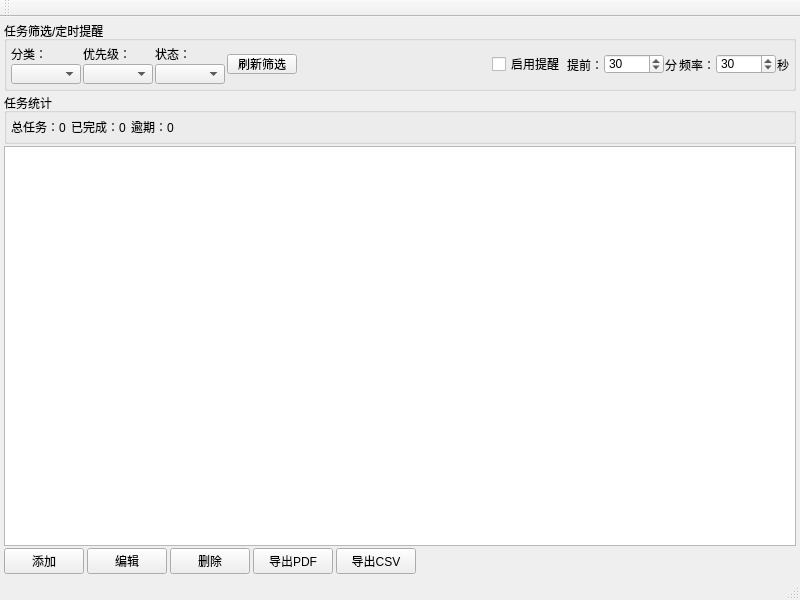
First picture: the form in mainwindow.ui, repository hewenfei18/TaskManager, before the edit.
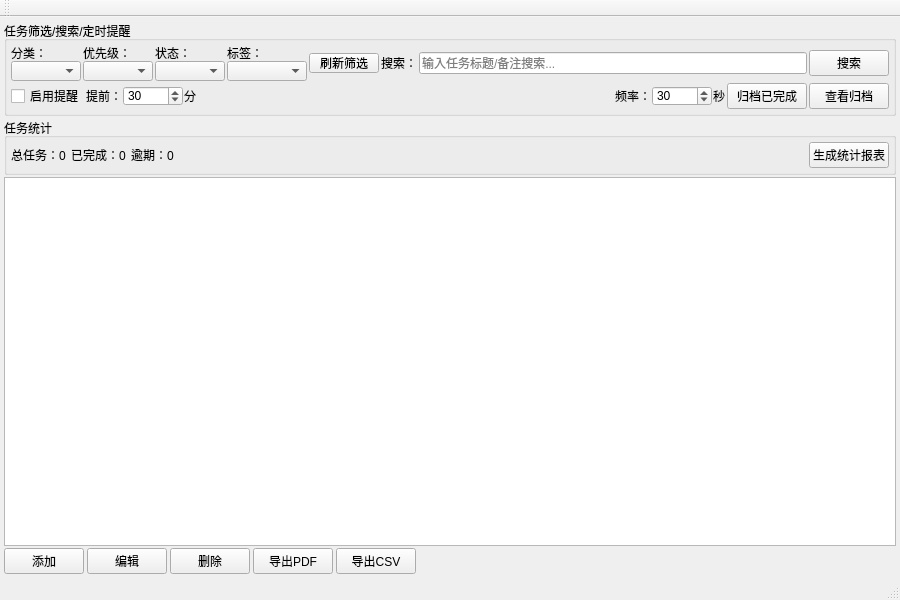
Second picture: the form after the edit.

```diff
--- a/mainwindow.ui
+++ b/mainwindow.ui
@@ -6,7 +6,7 @@
    <rect>
     <x>0</x>
     <y>0</y>
-    <width>800</width>
+    <width>900</width>
     <height>600</height>
    </rect>
   </property>
@@ -19,15 +19,17 @@
      <!-- 筛选+定时提醒（修复宽度不足，显示完整数字） -->
      <widget class="QGroupBox" name="groupBoxFilter">
       <property name="title">
-       <string>任务筛选/定时提醒</string>
+       <string>任务筛选/搜索/定时提醒</string>
       </property>
       <property name="minimumSize">
        <size>
         <width>0</width>
-        <height>60</height>
+        <height>80</height>
        </size>
       </property>
-      <layout class="QHBoxLayout" name="horizontalLayout_4" stretch="0,0,0,0,1,0,0,0">
+      <layout class="QVBoxLayout" name="verticalLayout_7">
+       <item>
+        <layout class="QHBoxLayout" name="horizontalLayout_6" stretch="0,0,0,0,0,1,0,0">
        <property name="spacing">
         <number>2</number>
        </property>
@@ -160,6 +162,49 @@
          </item>
         </layout>
        </item>
+         <!-- 新增：标签筛选 -->
+         <item>
+          <layout class="QVBoxLayout" name="verticalLayout_8">
+           <property name="spacing">
+            <number>1</number>
+           </property>
+           <item>
+            <widget class="QLabel" name="labelTag">
+             <property name="text">
+              <string>标签：</string>
+             </property>
+             <property name="minimumSize">
+              <size>
+               <width>0</width>
+               <height>15</height>
+              </size>
+             </property>
+            </widget>
+           </item>
+           <item>
+            <widget class="QComboBox" name="comboTagFilter">
+             <property name="sizePolicy">
+              <sizepolicy hsizetype="Fixed" vsizetype="Fixed">
+               <horstretch>0</horstretch>
+               <verstretch>0</verstretch>
+              </sizepolicy>
+             </property>
+             <property name="minimumSize">
+              <size>
+               <width>80</width>
+               <height>20</height>
+              </size>
+             </property>
+             <property name="maximumSize">
+              <size>
+               <width>80</width>
+               <height>20</height>
+              </size>
+             </property>
+            </widget>
+           </item>
+          </layout>
+         </item>
        <!-- 刷新筛选按钮 -->
        <item>
         <widget class="QPushButton" name="btnRefreshFilter">
@@ -186,23 +231,42 @@
          </property>
         </widget>
        </item>
-       <!-- 占位符 -->
+         <!-- 新增：全局搜索框 -->
        <item>
-        <spacer name="horizontalSpacer">
-         <property name="orientation">
-          <enum>Qt::Horizontal</enum>
-         </property>
-         <property name="sizeType">
-          <enum>QSizePolicy::Expanding</enum>
-         </property>
-         <property name="sizeHint" stdset="0">
-          <size>
-           <width>10</width>
-           <height>20</height>
-          </size>
-         </property>
-        </spacer>
-       </item>
+          <layout class="QHBoxLayout" name="horizontalLayout_7">
+           <property name="spacing">
+            <number>2</number>
+           </property>
+           <item>
+            <widget class="QLabel" name="labelSearch">
+             <property name="text">
+              <string>搜索：</string>
+             </property>
+            </widget>
+           </item>
+           <item>
+            <widget class="QLineEdit" name="lineEditSearch">
+             <property name="placeholderText">
+              <string>输入任务标题/备注搜索...</string>
+             </property>
+            </widget>
+           </item>
+           <item>
+            <widget class="QPushButton" name="btnSearch">
+             <property name="text">
+              <string>搜索</string>
+             </property>
+            </widget>
+           </item>
+          </layout>
+         </item>
+        </layout>
+       </item>
+       <item>
+        <layout class="QHBoxLayout" name="horizontalLayout_8" stretch="0,0,1,0,0,0">
+         <property name="spacing">
+          <number>2</number>
+         </property>
        <!-- 提醒开关 -->
        <item>
         <widget class="QCheckBox" name="checkBoxRemindEnable">
@@ -217,7 +281,7 @@
          </property>
         </widget>
        </item>
-       <!-- 提前提醒时长（加宽输入框，显示完整数字） -->
+         <!-- 提前提醒 -->
        <item>
         <layout class="QHBoxLayout" name="horizontalLayout">
          <property name="spacing">
@@ -283,7 +347,24 @@
          </item>
         </layout>
        </item>
-       <!-- 检查频率（加宽输入框，显示完整数字） -->
+         <!-- 占位符 -->
+         <item>
+          <spacer name="horizontalSpacer">
+           <property name="orientation">
+            <enum>Qt::Horizontal</enum>
+           </property>
+           <property name="sizeType">
+            <enum>QSizePolicy::Expanding</enum>
+           </property>
+           <property name="sizeHint" stdset="0">
+            <size>
+             <width>10</width>
+             <height>20</height>
+            </size>
+           </property>
+          </spacer>
+         </item>
+         <!-- 检查频率 -->
        <item>
         <layout class="QHBoxLayout" name="horizontalLayout_2">
          <property name="spacing">
@@ -349,7 +430,37 @@
          </item>
         </layout>
        </item>
-      </layout>
+         <!-- 新增：归档已完成按钮 -->
+         <item>
+          <widget class="QPushButton" name="btnArchiveCompleted">
+           <property name="text">
+            <string>归档已完成</string>
+           </property>
+           <property name="minimumSize">
+            <size>
+             <width>80</width>
+             <height>20</height>
+            </size>
+           </property>
+          </widget>
+         </item>
+         <!-- 新增：查看归档按钮 -->
+         <item>
+          <widget class="QPushButton" name="btnViewArchive">
+           <property name="text">
+            <string>查看归档</string>
+           </property>
+           <property name="minimumSize">
+            <size>
+             <width>80</width>
+             <height>20</height>
+            </size>
+           </property>
+          </widget>
+         </item>
+        </layout>
+       </item>
+      </layout>
      </widget>
     </item>
     <!-- 统计面板 -->
@@ -405,6 +516,14 @@
          </property>
         </spacer>
        </item>
+       <!-- 新增：生成统计报表按钮 -->
+       <item>
+        <widget class="QPushButton" name="btnGenerateReport">
+         <property name="text">
+          <string>生成统计报表</string>
+         </property>
+        </widget>
+       </item>
       </layout>
      </widget>
     </item>
```
Left out of the diff: 8 changed lines with no effect on the pictures. Lines whose indentation alone changed are shown as unchanged.
